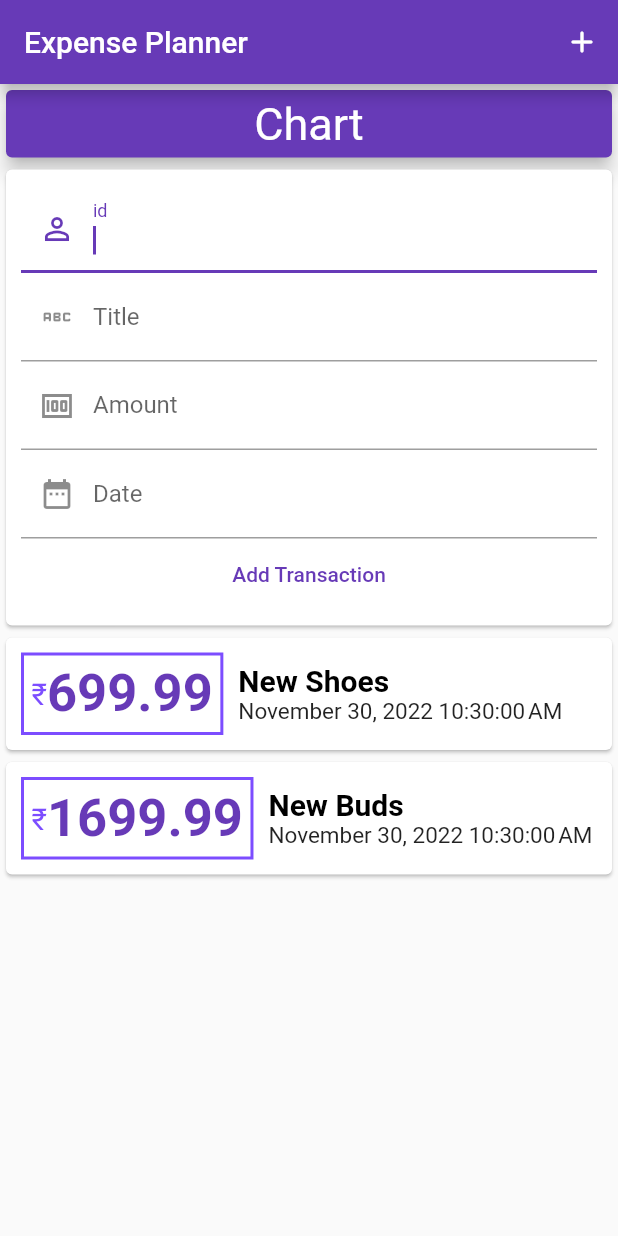
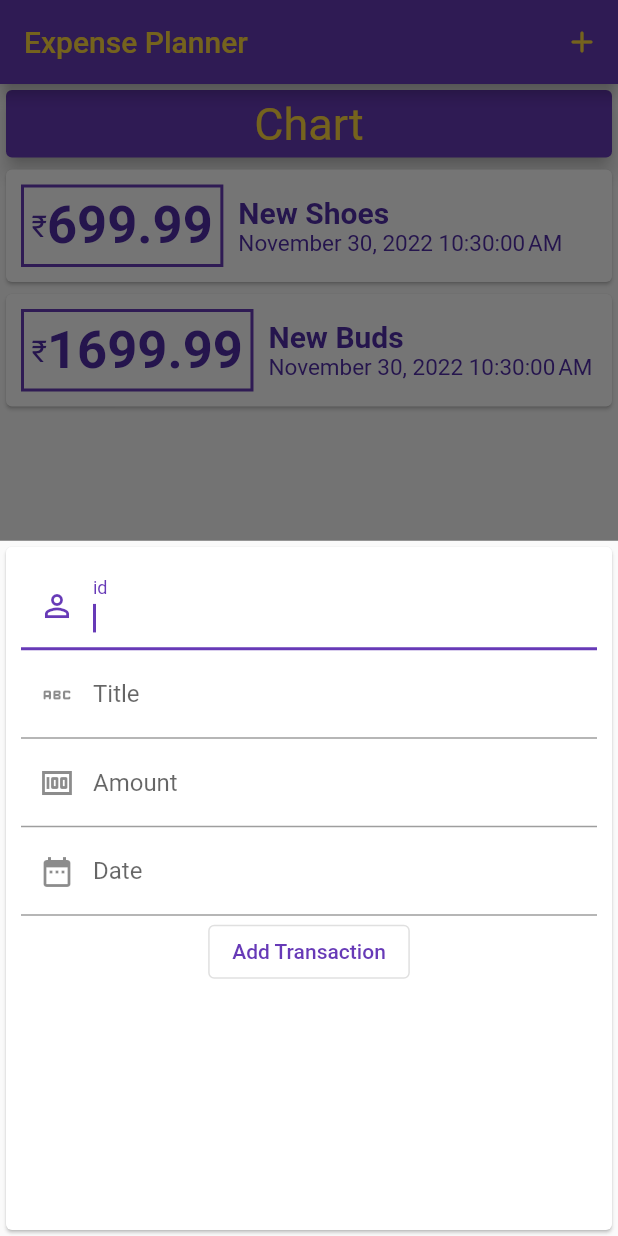
Before and after one commit to RishabhSaini619/udemy_practice_002, a Flutter app: the screen it shows after launch, after a tap on the "add" icon, on a phone screen of 412 x 824 dp. Run offline on Flutter 3.47's test engine with Material 2 defaults, Android fonts, the light colour scheme and no system bars.

Commit message:
little theme change

```diff
--- a/lib/Widgets/widget_NewTransaction.dart
+++ b/lib/Widgets/widget_NewTransaction.dart
@@ -1,13 +1,21 @@
 import 'package:flutter/material.dart';
 
-class NewTransaction extends StatelessWidget {
+class NewTransaction extends StatefulWidget {
   final Function addNewTx;
   NewTransaction(this.addNewTx);
+
+  @override
+  State<NewTransaction> createState() => _NewTransactionState();
+}
+
+class _NewTransactionState extends State<NewTransaction> {
   final inputIdController = TextEditingController();
+
   final inputTitleController = TextEditingController();
+
   final inputAmountController = TextEditingController();
+
   final inputDateController = TextEditingController();
-
 
   @override
   Widget build(BuildContext context) {
@@ -34,7 +42,8 @@ class NewTransaction extends StatelessWidget {
                 //   inputTitle = value;
                 // },
                 controller: inputTitleController,
-                keyboardType: TextInputType.name,                decoration: InputDecoration(
+                keyboardType: TextInputType.name,
+                decoration: InputDecoration(
                   labelText: 'Title',
                   prefixIcon: Icon(
                     Icons.abc_rounded,
@@ -70,7 +79,7 @@ class NewTransaction extends StatelessWidget {
                 autocorrect: true,
                 autofocus: true,
               ),
-              TextButton(
+              OutlinedButton(
                 onPressed: () {
                   // print('Input Title: $inputTitle \n Input Amount : ₹$inputAmount');
                   print('Input id: $inputIdController');
@@ -78,14 +87,17 @@ class NewTransaction extends StatelessWidget {
                   print('Input Amount: $inputAmountController');
                   print('Input Date: $inputDateController');
 
-
-                  if ((inputTitleController.text).isEmpty || double.parse(inputAmountController.text) <= 0) {
+                  if ((inputTitleController.text).isEmpty ||
+                      double.parse(inputAmountController.text) <= 0) {
                     return;
                   }
-                  addNewTx(
+                  widget.addNewTx(
                     inputTitleController.text,
-                    double.parse(inputAmountController.text,),
+                    double.parse(
+                      inputAmountController.text,
+                    ),
                   );
+                  Navigator.of(context).pop();
                 },
                 child: const Text('Add Transaction'),
               ),
--- a/lib/Widgets/widgets_TransactionsList.dart
+++ b/lib/Widgets/widgets_TransactionsList.dart
@@ -21,7 +21,7 @@ class TransactionsList extends StatelessWidget {
                   decoration: BoxDecoration(
                     shape: BoxShape.rectangle,
                     border: Border.all(
-                      color: Colors.deepPurpleAccent,
+                      color: Theme.of(context).primaryColor,
                       style: BorderStyle.solid,
                       width: 2,
                     ),
@@ -33,20 +33,20 @@ class TransactionsList extends StatelessWidget {
                   ),
                   child: Row(
                     children: [
-                      const Text(
+                       Text(
                         "₹",
                         style: TextStyle(
                           fontSize: 20,
                           fontWeight: FontWeight.normal,
-                          color: Colors.deepPurpleAccent,
+                          color: Theme.of(context).primaryColorDark,
                         ),
                       ),
                       Text(
                         userTransactionsList[index].amount.toStringAsFixed(2),
-                        style: const TextStyle(
+                        style:  TextStyle(
                           fontSize: 35,
                           fontWeight: FontWeight.bold,
-                          color: Colors.deepPurple,
+                          color: Theme.of(context).primaryColorDark,
                         ),
                       ),
                     ],
@@ -57,16 +57,16 @@ class TransactionsList extends StatelessWidget {
                   children: [
                     Text(
                       userTransactionsList[index].title,
-                      style: const TextStyle(
+                      style:  TextStyle(
                         fontSize: 20,
                         fontWeight: FontWeight.bold,
-                        color: Colors.black,
+                        color: Theme.of(context).primaryColorDark,
                       ),
                     ),
                     Text(
                       DateFormat().format(userTransactionsList[index].date),
-                      style: const TextStyle(
-                        color: Colors.black87,
+                      style:  TextStyle(
+                        color: Theme.of(context).primaryColorDark,
                         fontSize: 15,
                         fontWeight: FontWeight.w400,
                       ),
--- a/lib/Widgets/widgets_UserTransaction.dart
+++ /dev/null
@@ -1,48 +0,0 @@
-import 'package:flutter/material.dart';
-import 'package:udemy_practice_002/Model/model_Transaction.dart';
-import 'package:udemy_practice_002/Widgets/widget_NewTransaction.dart';
-import 'package:udemy_practice_002/Widgets/widgets_TransactionsList.dart';
-
-class UserTransaction extends StatefulWidget {
-  @override
-  State<UserTransaction> createState() => _UserTransactionState();
-}
-
-class _UserTransactionState extends State<UserTransaction> {
-  final List<Transaction> userTransactionsList = [
-    Transaction(
-      id: 't1',
-      title: 'New Shoes',
-      amount: 699.99,
-      date: DateTime.now(),
-    ),
-    Transaction(
-      id: 't2',
-      title: 'New Buds',
-      amount: 1699.99,
-      date: DateTime.now(),
-    ),
-  ];
-
-  void addNewTransaction(String txTitle, double txAmount) {
-    final newTx = Transaction(
-      id: DateTime.now().toString(),
-      title: txTitle,
-      amount: txAmount,
-      date: DateTime.now(),
-    );
-    setState(() {
-      userTransactionsList.add(newTx);
-    });
-  }
-
-  @override
-  Widget build(BuildContext context) {
-    return Column(
-      children: [
-        NewTransaction(addNewTransaction),
-        TransactionsList(userTransactionsList),
-      ],
-    );
-  }
-}
--- a/lib/main.dart
+++ b/lib/main.dart
@@ -14,6 +14,7 @@ class MyApp extends StatelessWidget {
       title: 'Udemy Practice 2',
       theme: ThemeData(
         primarySwatch: Colors.deepPurple,
+        accentColor: Colors.amberAccent
       ),
       home: MyHomePage(),
     );
--- a/lib/myHomePage.dart
+++ b/lib/myHomePage.dart
@@ -1,38 +1,92 @@
 import 'package:flutter/material.dart';
-import 'package:udemy_practice_002/Widgets/widgets_UserTransaction.dart';
+import 'package:udemy_practice_002/Model/model_Transaction.dart';
+import 'package:udemy_practice_002/Widgets/widget_NewTransaction.dart';
+import 'package:udemy_practice_002/Widgets/widgets_TransactionsList.dart';
 
-class MyHomePage extends StatelessWidget {
+class MyHomePage extends StatefulWidget {
+  @override
+  State<MyHomePage> createState() => _MyHomePageState();
+}
+
+class _MyHomePageState extends State<MyHomePage> {
+  final List<Transaction> userTransactionsList = [
+    Transaction(
+      id: 't1',
+      title: 'New Shoes',
+      amount: 699.99,
+      date: DateTime.now(),
+    ),
+    Transaction(
+      id: 't2',
+      title: 'New Buds',
+      amount: 1699.99,
+      date: DateTime.now(),
+    ),
+  ];
+
+  void addNewTransaction(String txTitle, double txAmount) {
+    final newTx = Transaction(
+      id: DateTime.now().toString(),
+      title: txTitle,
+      amount: txAmount,
+      date: DateTime.now(),
+    );
+    setState(() {
+      userTransactionsList.add(newTx);
+    });
+  }
+
+  void startAddNewTx(BuildContext ctx) {
+    showModalBottomSheet(
+      context: ctx,
+      builder: (builderCtx) {
+        return NewTransaction(addNewTransaction);
+      },
+    );
+  }
+
   @override
   Widget build(BuildContext context) {
     return Scaffold(
+      // backgroundColor: Theme.of(context).accentColorBrightness,
       appBar: AppBar(
-        title: Text('Expense Planner',textAlign: TextAlign.center,),
+        title: Text(
+          'Expense Planner',
+          textAlign: TextAlign.center,
+          style: TextStyle(
+            color: Theme.of(context).accentColor,
+          ),
+        ),
         actions: [
-          IconButton(onPressed: (){},
-              icon: Icon(Icons.add_rounded),),
-
+          IconButton(
+            onPressed: () => startAddNewTx(context),
+            icon: Icon(
+              Icons.add_rounded,
+              color: Theme.of(context).accentColor,
+            ),
+          ),
         ],
       ),
       body: SingleChildScrollView(
         child: Column(
           children: [
             Card(
-              color: Colors.deepPurple,
+              color: Theme.of(context).primaryColor,
               elevation: 5,
               child: Container(
                 padding: EdgeInsets.all(5),
                 width: double.infinity,
-                child: const Text(
+                child: Text(
                   'Chart',
                   textAlign: TextAlign.center,
                   style: TextStyle(
                     fontSize: 30,
-                    color: Colors.white
+                    color: Theme.of(context).accentColor,
                   ),
                 ),
               ),
             ),
-            UserTransaction(),
+            TransactionsList(userTransactionsList),
           ],
         ),
       ),
```
